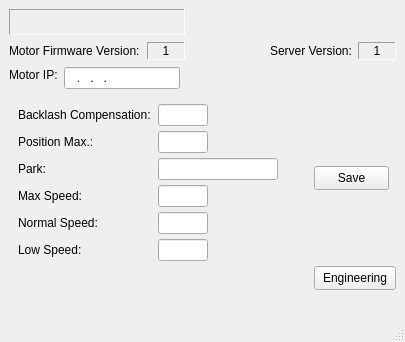
This is assets/ui/settings.ui in dev-LNA/HostFocuser160 as Qt 5 draws it before an edit. The edited form follows.
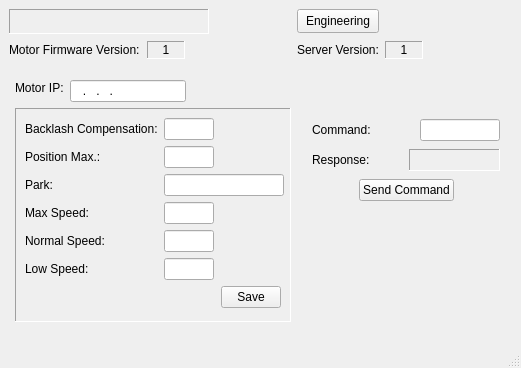
This is the edited form.

Commit message:
Added option to send command in settings window
- Allow for sending any command directly to the motor when in engineering
mode in the settings window.

Patch:
```diff
--- a/assets/ui/settings.ui
+++ b/assets/ui/settings.ui
@@ -9,8 +9,8 @@
    <rect>
     <x>0</x>
     <y>0</y>
-    <width>405</width>
-    <height>342</height>
+    <width>521</width>
+    <height>368</height>
    </rect>
   </property>
   <property name="windowTitle">
@@ -26,8 +26,8 @@
    <widget class="QLabel" name="lblMotoIP">
     <property name="geometry">
      <rect>
-      <x>9</x>
-      <y>67</y>
+      <x>15</x>
+      <y>80</y>
       <width>49</width>
       <height>16</height>
      </rect>
@@ -41,10 +41,22 @@
      <rect>
       <x>9</x>
       <y>9</y>
-      <width>176</width>
-      <height>26</height>
+      <width>200</width>
+      <height>25</height>
      </rect>
     </property>
+    <property name="minimumSize">
+     <size>
+      <width>200</width>
+      <height>0</height>
+     </size>
+    </property>
+    <property name="maximumSize">
+     <size>
+      <width>250</width>
+      <height>16777215</height>
+     </size>
+    </property>
     <property name="font">
      <font>
       <family>Times New Roman</family>
@@ -76,8 +88,8 @@
    <widget class="QPushButton" name="btnEngineering">
     <property name="geometry">
      <rect>
-      <x>314</x>
-      <y>266</y>
+      <x>297</x>
+      <y>9</y>
       <width>82</width>
       <height>24</height>
      </rect>
@@ -98,8 +110,8 @@
    <widget class="QLineEdit" name="txtMotorIP">
     <property name="geometry">
      <rect>
-      <x>64</x>
-      <y>67</y>
+      <x>70</x>
+      <y>80</y>
       <width>116</width>
       <height>22</height>
      </rect>
@@ -129,28 +141,25 @@
    <widget class="QFrame" name="frame">
     <property name="geometry">
      <rect>
-      <x>9</x>
-      <y>95</y>
-      <width>275</width>
-      <height>175</height>
+      <x>15</x>
+      <y>108</y>
+      <width>276</width>
+      <height>214</height>
      </rect>
     </property>
     <property name="styleSheet">
-     <string notr="true">border-top-color: rgb(0, 170, 0);</string>
+     <string notr="true"/>
     </property>
     <property name="frameShape">
-     <enum>QFrame::Shape::NoFrame</enum>
+     <enum>QFrame::Shape::Panel</enum>
     </property>
     <property name="frameShadow">
-     <enum>QFrame::Shadow::Raised</enum>
+     <enum>QFrame::Shadow::Sunken</enum>
+    </property>
+    <property name="lineWidth">
+     <number>1</number>
     </property>
     <layout class="QFormLayout" name="formLayout">
-     <property name="horizontalSpacing">
-      <number>7</number>
-     </property>
-     <property name="verticalSpacing">
-      <number>5</number>
-     </property>
      <item row="0" column="0">
       <widget class="QLabel" name="lblBackComp">
        <property name="text">
@@ -418,29 +427,46 @@
        </property>
       </widget>
      </item>
+     <item row="6" column="1">
+      <layout class="QHBoxLayout" name="horizontalLayout_3">
+       <item>
+        <spacer name="horizontalSpacer">
+         <property name="orientation">
+          <enum>Qt::Orientation::Horizontal</enum>
+         </property>
+         <property name="sizeHint" stdset="0">
+          <size>
+           <width>40</width>
+           <height>20</height>
+          </size>
+         </property>
+        </spacer>
+       </item>
+       <item>
+        <widget class="QPushButton" name="btnSave">
+         <property name="maximumSize">
+          <size>
+           <width>60</width>
+           <height>16777215</height>
+          </size>
+         </property>
+         <property name="statusTip">
+          <string>Save new parameters to motor internal memory</string>
+         </property>
+         <property name="text">
+          <string>Save</string>
+         </property>
+        </widget>
+       </item>
+      </layout>
+     </item>
     </layout>
    </widget>
-   <widget class="QPushButton" name="btnSave">
-    <property name="geometry">
-     <rect>
-      <x>314</x>
-      <y>166</y>
-      <width>75</width>
-      <height>24</height>
-     </rect>
-    </property>
-    <property name="statusTip">
-     <string>Save new parameters to motor internal memory</string>
-    </property>
-    <property name="text">
-     <string>Save</string>
-    </property>
-   </widget>
    <widget class="QWidget" name="layoutWidget">
     <property name="geometry">
      <rect>
       <x>9</x>
-      <y>41</y>
+      <y>40</y>
       <width>176</width>
       <height>20</height>
      </rect>
@@ -516,8 +542,8 @@
    <widget class="QWidget" name="layoutWidget">
     <property name="geometry">
      <rect>
-      <x>270</x>
-      <y>41</y>
+      <x>297</x>
+      <y>40</y>
       <width>126</width>
       <height>20</height>
      </rect>
@@ -578,6 +604,163 @@
      </item>
     </layout>
    </widget>
+   <widget class="QFrame" name="frameCommand">
+    <property name="geometry">
+     <rect>
+      <x>303</x>
+      <y>108</y>
+      <width>206</width>
+      <height>104</height>
+     </rect>
+    </property>
+    <property name="frameShape">
+     <enum>QFrame::Shape::NoFrame</enum>
+    </property>
+    <property name="frameShadow">
+     <enum>QFrame::Shadow::Raised</enum>
+    </property>
+    <layout class="QVBoxLayout" name="verticalLayout">
+     <item>
+      <layout class="QHBoxLayout" name="horizontalLayout_4">
+       <item>
+        <widget class="QLabel" name="lblCommand">
+         <property name="text">
+          <string>Command:</string>
+         </property>
+        </widget>
+       </item>
+       <item>
+        <widget class="QLineEdit" name="txtCommand">
+         <property name="minimumSize">
+          <size>
+           <width>50</width>
+           <height>0</height>
+          </size>
+         </property>
+         <property name="maximumSize">
+          <size>
+           <width>80</width>
+           <height>16777215</height>
+          </size>
+         </property>
+         <property name="statusTip">
+          <string>Command to be sent to the motor</string>
+         </property>
+         <property name="autoFillBackground">
+          <bool>false</bool>
+         </property>
+         <property name="inputMethodHints">
+          <set>Qt::InputMethodHint::ImhNone</set>
+         </property>
+         <property name="inputMask">
+          <string/>
+         </property>
+         <property name="text">
+          <string/>
+         </property>
+         <property name="frame">
+          <bool>true</bool>
+         </property>
+         <property name="echoMode">
+          <enum>QLineEdit::EchoMode::Normal</enum>
+         </property>
+         <property name="cursorPosition">
+          <number>0</number>
+         </property>
+        </widget>
+       </item>
+      </layout>
+     </item>
+     <item>
+      <layout class="QHBoxLayout" name="horizontalLayout_5">
+       <item>
+        <widget class="QLabel" name="lblResponse">
+         <property name="text">
+          <string>Response:</string>
+         </property>
+        </widget>
+       </item>
+       <item>
+        <widget class="QLabel" name="lblResponse_Val">
+         <property name="minimumSize">
+          <size>
+           <width>75</width>
+           <height>22</height>
+          </size>
+         </property>
+         <property name="maximumSize">
+          <size>
+           <width>100</width>
+           <height>22</height>
+          </size>
+         </property>
+         <property name="statusTip">
+          <string>Response to the last command</string>
+         </property>
+         <property name="styleSheet">
+          <string notr="true"/>
+         </property>
+         <property name="frameShape">
+          <enum>QFrame::Shape::Panel</enum>
+         </property>
+         <property name="frameShadow">
+          <enum>QFrame::Shadow::Sunken</enum>
+         </property>
+         <property name="text">
+          <string/>
+         </property>
+         <property name="alignment">
+          <set>Qt::AlignmentFlag::AlignCenter</set>
+         </property>
+        </widget>
+       </item>
+      </layout>
+     </item>
+     <item>
+      <layout class="QHBoxLayout" name="horizontalLayout_6">
+       <item>
+        <spacer name="horizontalSpacer_2">
+         <property name="orientation">
+          <enum>Qt::Orientation::Horizontal</enum>
+         </property>
+         <property name="sizeHint" stdset="0">
+          <size>
+           <width>40</width>
+           <height>20</height>
+          </size>
+         </property>
+        </spacer>
+       </item>
+       <item>
+        <widget class="QPushButton" name="btnSendCommand">
+         <property name="maximumSize">
+          <size>
+           <width>120</width>
+           <height>16777215</height>
+          </size>
+         </property>
+         <property name="text">
+          <string>Send Command</string>
+         </property>
+        </widget>
+       </item>
+       <item>
+        <spacer name="horizontalSpacer_3">
+         <property name="orientation">
+          <enum>Qt::Orientation::Horizontal</enum>
+         </property>
+         <property name="sizeHint" stdset="0">
+          <size>
+           <width>40</width>
+           <height>20</height>
+          </size>
+         </property>
+        </spacer>
+       </item>
+      </layout>
+     </item>
+    </layout>
+   </widget>
   </widget>
   <widget class="QMenuBar" name="menubar">
    <property name="enabled">
```
Left out of the diff: 2 changed lines with no effect on the pictures. The commit also changes 3 other files.
